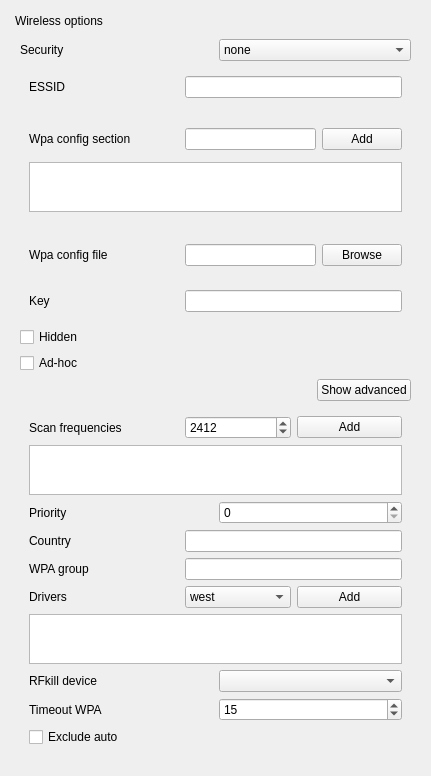
This is sources/gui/src/wirelesswidget.ui in arcan1s/netctl-gui as Qt 5 draws it before an edit. The edited form follows.
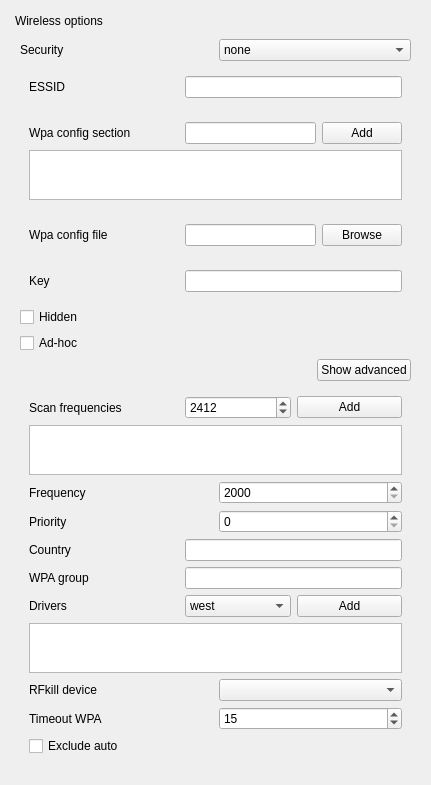
This is the edited form.

```diff
--- a/sources/gui/src/wirelesswidget.ui
+++ b/sources/gui/src/wirelesswidget.ui
@@ -305,6 +305,36 @@
             </item>
            </layout>
           </item>
+          <item>
+           <layout class="QHBoxLayout" name="layout_frequency">
+            <item>
+             <widget class="QLabel" name="label_frequency">
+              <property name="minimumSize">
+               <size>
+                <width>150</width>
+                <height>0</height>
+               </size>
+              </property>
+              <property name="text">
+               <string>Frequency</string>
+              </property>
+             </widget>
+            </item>
+            <item>
+             <widget class="QSpinBox" name="spinBox_frequency">
+              <property name="toolTip">
+               <string>Priority group for the network</string>
+              </property>
+              <property name="minimum">
+               <number>2000</number>
+              </property>
+              <property name="maximum">
+               <number>6000</number>
+              </property>
+             </widget>
+            </item>
+           </layout>
+          </item>
           <item>
            <layout class="QHBoxLayout" name="layout_priority">
             <item>
```
Left out of the diff: 1 changed line with no effect on the pictures.
